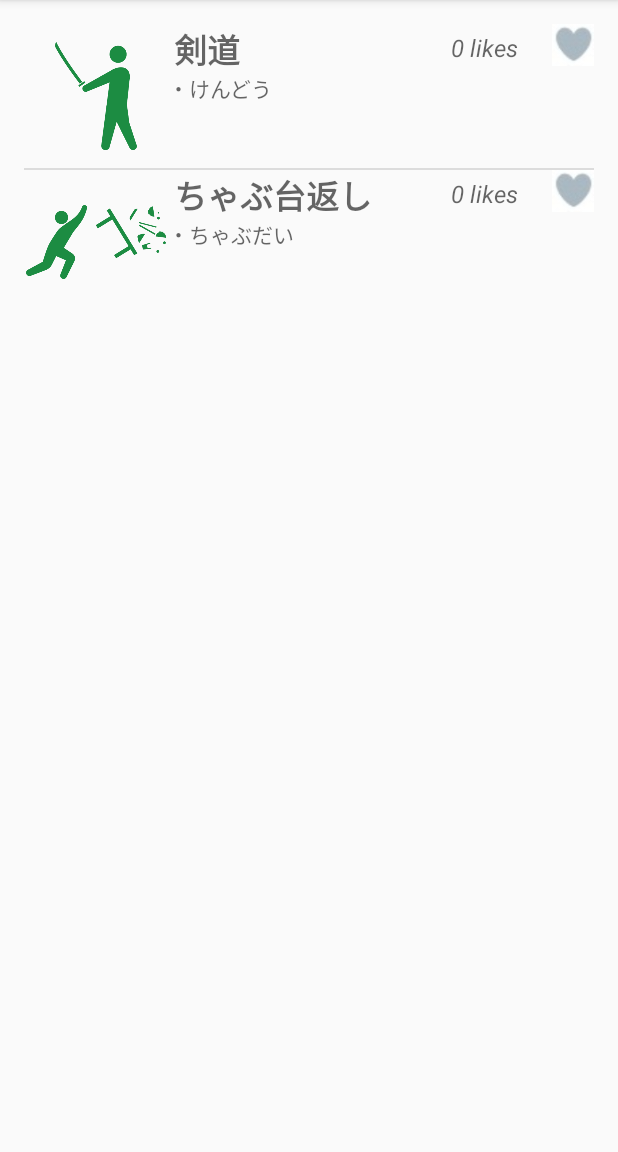
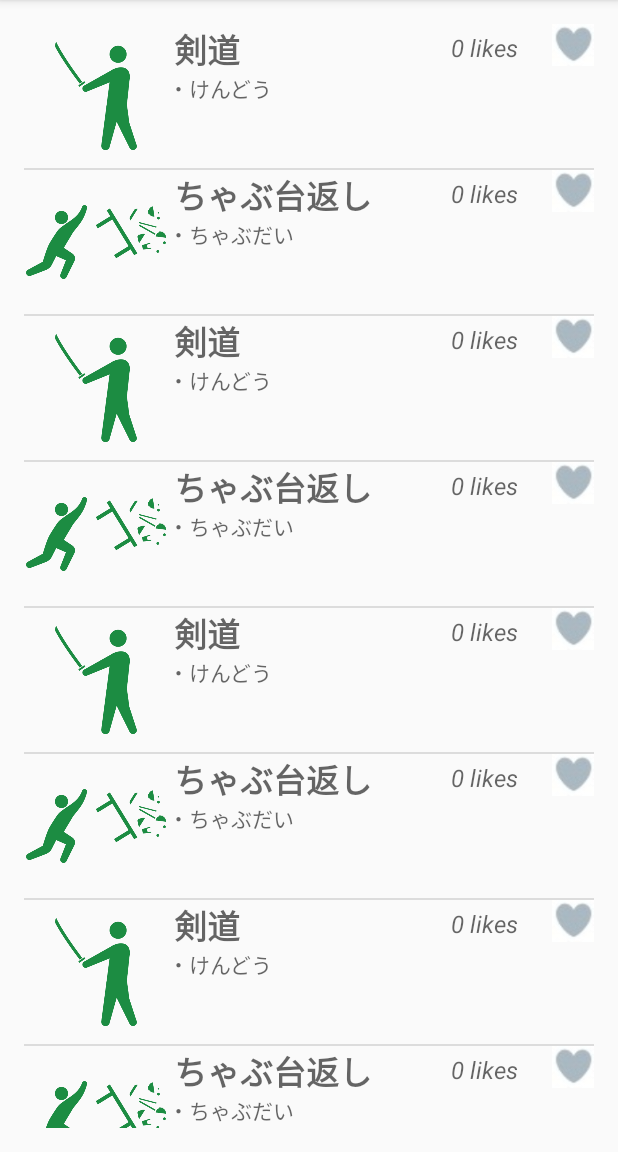
Before and after one commit to kazu824/FlashCardPlus, an Android app: the screen it shows after launch (MainActivity), on a phone screen of 412 x 824 dp, the part 84-1236 px from its top. Run offline under Robolectric (Android 15) with nearby library versions, the phone set to English and light mode, and no system bars.

Commit message:
スクロールチェック

```diff
--- a/app/src/main/java/com/example/kazu8/flashcardplus/MainActivity.java
+++ b/app/src/main/java/com/example/kazu8/flashcardplus/MainActivity.java
@@ -21,6 +21,16 @@ public class MainActivity extends AppCompatActivity {
 
         mCards.add(new card(R.drawable.kendo, "剣道", "・けんどう", 0, "剣道～"));
         mCards.add(new card(R.drawable.cyabu, "ちゃぶ台返し", "・ちゃぶだい",0,"ちゃぶ台返し～"));
+        mCards.add(new card(R.drawable.kendo, "剣道", "・けんどう", 0, "剣道～"));
+        mCards.add(new card(R.drawable.cyabu, "ちゃぶ台返し", "・ちゃぶだい",0,"ちゃぶ台返し～"));
+        mCards.add(new card(R.drawable.kendo, "剣道", "・けんどう", 0, "剣道～"));
+        mCards.add(new card(R.drawable.cyabu, "ちゃぶ台返し", "・ちゃぶだい",0,"ちゃぶ台返し～"));
+        mCards.add(new card(R.drawable.kendo, "剣道", "・けんどう", 0, "剣道～"));
+        mCards.add(new card(R.drawable.cyabu, "ちゃぶ台返し", "・ちゃぶだい",0,"ちゃぶ台返し～"));
+        mCards.add(new card(R.drawable.kendo, "剣道", "・けんどう", 0, "剣道～"));
+        mCards.add(new card(R.drawable.cyabu, "ちゃぶ台返し", "・ちゃぶだい",0,"ちゃぶ台返し～"));
+        mCards.add(new card(R.drawable.kendo, "剣道", "・けんどう", 0, "剣道～"));
+        mCards.add(new card(R.drawable.cyabu, "ちゃぶ台返し", "・ちゃぶだい",0,"ちゃぶ台返し～"));
 
         mCardAdapter = new CardAdapter(this,R.layout.card, mCards);
         mListView.setAdapter(mCardAdapter);
```
